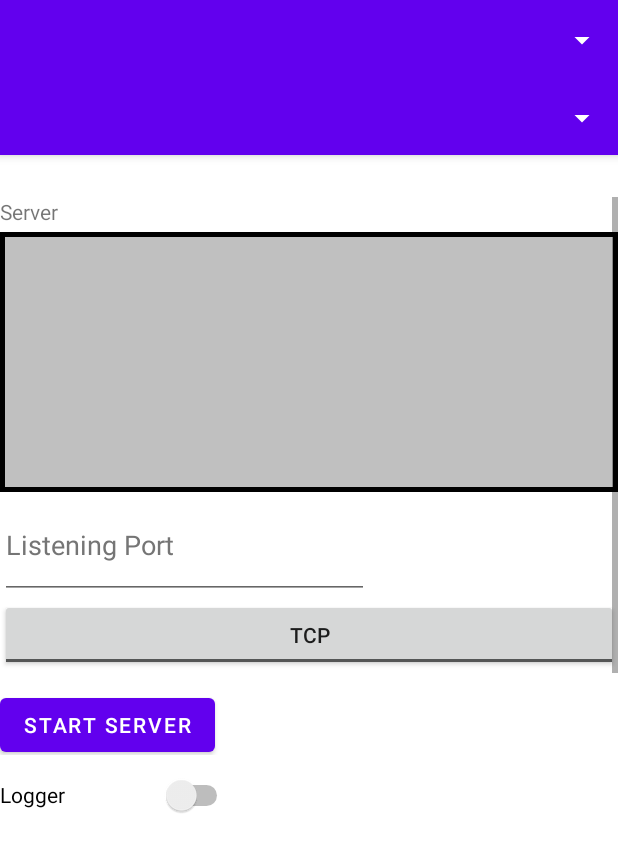
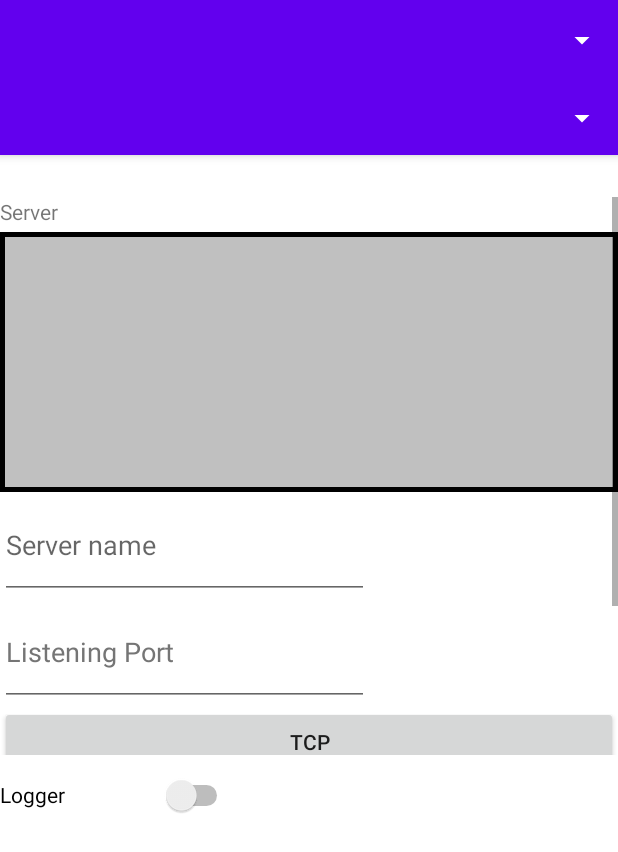
Before and after one commit to qwertyjuju/SAE32, an Android app: the FirstFragment screen opened through its navigation route, on a phone screen of 412 x 824 dp. Shown: the top 852 px of the screen. Run offline under Robolectric (Android 15) with nearby library versions, the phone set to English and light mode, and no system bars; our stand-ins replace navigation-ui; 1 statement that could not run was skipped.

Commit message:
modified prog

```diff
--- a/app/src/main/java/com/example/sae32/logic/AppObject.java
+++ b/app/src/main/java/com/example/sae32/logic/AppObject.java
@@ -32,12 +32,11 @@ public class AppObject {
             master = activity;
             logger= Logger.getLogger("netApp");
             logger.addHandler(master.loggerView);
-            System.out.println(activity);
             serverMessaging = new ServerMessaging();
             clientMessaging = new ClientMessaging();
-
             _init=true;
         }
+        setInterfaces();
     }
 
     public static void setInterfaces(){
--- a/app/src/main/java/com/example/sae32/logic/Messaging/Message/MessageType.java
+++ b/app/src/main/java/com/example/sae32/logic/Messaging/Message/MessageType.java
@@ -1,5 +1,5 @@
 package com.example.sae32.logic.Messaging.Message;
-
+/* Enumération pour le type de message */
 public enum MessageType {
     INIT, ALERT, MSG, ACK, CLOSING
 }
--- a/app/src/main/java/com/example/sae32/logic/Messaging/Message/TCPMessage.java
+++ b/app/src/main/java/com/example/sae32/logic/Messaging/Message/TCPMessage.java
@@ -7,7 +7,8 @@ import com.example.sae32.logic.Exceptions.MessageException;
 
 import org.json.JSONException;
 import org.json.JSONObject;
-
+/* Classe permettant de définir un message TCP. La méthode tostring permettra de récuperer le json
+* en format string afin de l'envoyer sur un socket.*/
 public class TCPMessage implements MessageInt {
     private String version;
     private String sender;
--- a/app/src/main/java/com/example/sae32/logic/Messaging/Message/UDPMessage.java
+++ b/app/src/main/java/com/example/sae32/logic/Messaging/Message/UDPMessage.java
@@ -13,6 +13,7 @@ import java.net.DatagramPacket;
 import java.net.InetAddress;
 import java.util.UUID;
 
+/* Classe permettant de définir un omessage UDP.*/
 public class UDPMessage implements Serializable, MessageInt {
     private String version;
     private MessageType type;
--- a/app/src/main/java/com/example/sae32/logic/Messaging/ServerMessaging.java
+++ b/app/src/main/java/com/example/sae32/logic/Messaging/ServerMessaging.java
@@ -9,12 +9,12 @@ public class ServerMessaging extends Messaging{
     private ServerTask server=null;
     public ServerMessaging(){super();}
 
-    public ServerTask createServer(int port, ConnectionType coType) {
+    public ServerTask createServer(int port, ConnectionType coType, String servname) {
         if (server != null) {
             server.kill();
         }
         try {
-            server = new ServerTask(port, coType);
+            server = new ServerTask(port, coType, servname);
             server.run();
             return server;
         } catch (TaskException e) {
--- a/app/src/main/java/com/example/sae32/logic/Messaging/TextViewMessagingHandler.java
+++ b/app/src/main/java/com/example/sae32/logic/Messaging/TextViewMessagingHandler.java
@@ -18,7 +18,6 @@ public class TextViewMessagingHandler extends MessagingHandler<TextView>{
         out = textview;
     }
     public void publish(String msg){
-        System.out.println(msg);
         if(out!=null) {
             out.append(msg);
         }
--- a/app/src/main/java/com/example/sae32/logic/Tasks/ClientHandler.java
+++ b/app/src/main/java/com/example/sae32/logic/Tasks/ClientHandler.java
@@ -51,7 +51,6 @@ public class ClientHandler extends Task{
     protected void doInBackground(){runnable.run();}
     @Override
     protected void onShutdown(){
-        System.out.println("kill");
         runnable.shutdown();
     }
 
@@ -95,19 +94,16 @@ public class ClientHandler extends Task{
                     send(serverMessaging.createTCPMessage(MessageType.ACK, server.getName(), server.getWelcomeMessage()));
                 }
                 while (running) {
-                    System.out.println("handler loop");
                     String buffer = reader.readLine();
                     if(buffer!=null){
                         final TCPMessage msg = serverMessaging.getTCPMessageFromStr(buffer);
                         if (msg.isValid()) {
                             server.sendToAll(msg);
                             doOnMainThreadAndWait(() -> {
-                                System.out.println(msg);
                                 serverMessaging.publish(msg);
                             });
                         }
                     }else {
-                        System.out.println("other");
                         kill();
                     }
                 }
@@ -132,7 +128,6 @@ public class ClientHandler extends Task{
 
         public synchronized void send(TCPMessage msg) {
             try{
-                System.out.println(msg.toString());
                 writer.write(msg.toString());
                 writer.newLine();
                 writer.flush();
@@ -188,7 +183,6 @@ public class ClientHandler extends Task{
                 try {
                     UDPMessage msg = messageQueue.poll(Constants.UDP_CLIENT_HANDLER_TIMEOUT, TimeUnit.SECONDS);
                     if(msg!=null){
-                        System.out.println(msg);
                         if(msg.getType()==MessageType.MSG){
                             server.sendToAll(msg);
                         }
--- a/app/src/main/java/com/example/sae32/logic/Version.java
+++ b/app/src/main/java/com/example/sae32/logic/Version.java
@@ -4,7 +4,7 @@ import androidx.annotation.NonNull;
 
 import java.util.ArrayList;
 import java.util.List;
-
+/*Classe permettant de définir une version d'application*/
 public class Version {
     private int major;
     private int middle;
--- a/app/src/main/res/layout/fragment_client.xml
+++ b/app/src/main/res/layout/fragment_client.xml
@@ -31,7 +31,7 @@
                 android:layout_height="53dp"
                 android:layout_marginTop="10dp"
                 android:ems="10"
-                android:hint="ClientName"
+                android:hint="@string/ClientName"
                 android:inputType="textPersonName" />
 
             <EditText
--- a/app/src/main/res/layout/fragment_server.xml
+++ b/app/src/main/res/layout/fragment_server.xml
@@ -37,6 +37,14 @@
                 android:scrollbars="vertical" />
 
             <EditText
+                android:id="@+id/editTextServerName"
+                android:layout_width="246dp"
+                android:layout_height="71dp"
+                android:ems="10"
+                android:hint="@string/ServerName"
+                android:inputType="textPersonName" />
+
+            <EditText
                 android:id="@+id/ListeningPort"
                 android:layout_width="246dp"
                 android:layout_height="71dp"
--- a/app/src/main/res/values/strings.xml
+++ b/app/src/main/res/values/strings.xml
@@ -20,4 +20,6 @@
     <string name="TCPMessage">Message</string>
     <string name="send">Send</string>
     <string name="connect">Connect</string>
+    <string name="ServerName">Server name</string>
+    <string name="ClientName">Client name</string>
 </resources>
```
Also changed, not shown: app/src/main/java/com/example/sae32/FirstFragment.java (+12 -4 lines), app/src/main/java/com/example/sae32/SecondFragment.java (+9 -3 lines), app/src/main/java/com/example/sae32/logic/Tasks/ClientTask.java (+0 -7 lines), app/src/main/java/com/example/sae32/logic/Tasks/ServerTask.java (+2 -5 lines), 1 other file.
